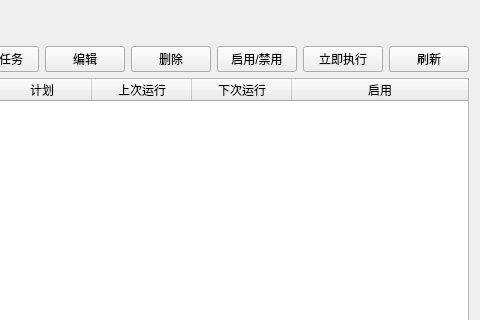
Before: the Qt Designer form src/ui/pages/BackupPage.ui in zhanglt/restic-gui, drawn with Qt 5; both pictures show x 320 to 800 and y 0 to 320 of the 800 by 600 pixel window.
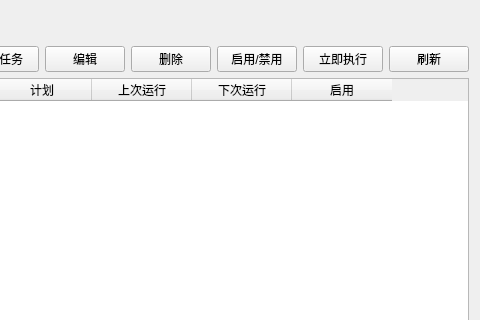
After: the same form once the commit is applied.

Diff of the .ui file:
```diff
--- a/src/ui/pages/BackupPage.ui
+++ b/src/ui/pages/BackupPage.ui
@@ -99,7 +99,10 @@
       <enum>QAbstractItemView::SelectRows</enum>
      </property>
      <attribute name="horizontalHeaderStretchLastSection">
-      <bool>true</bool>
+      <bool>false</bool>
+     </attribute>
+     <attribute name="horizontalHeaderDefaultSectionSize">
+      <number>100</number>
      </attribute>
      <column>
       <property name="text">
```
